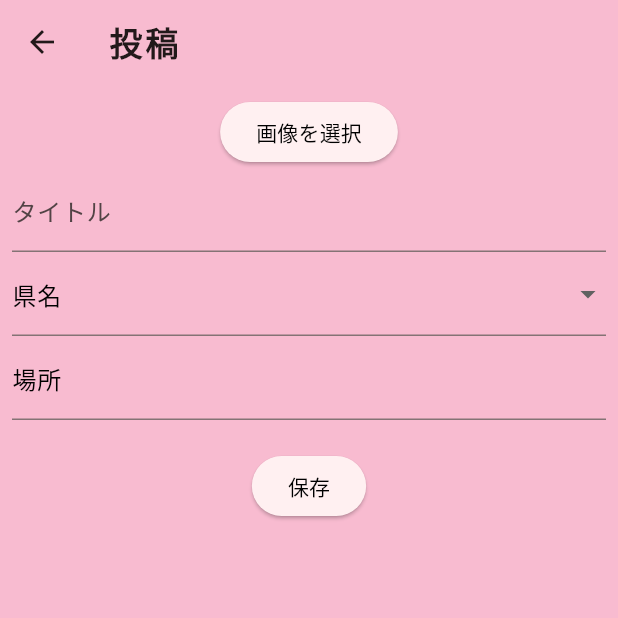
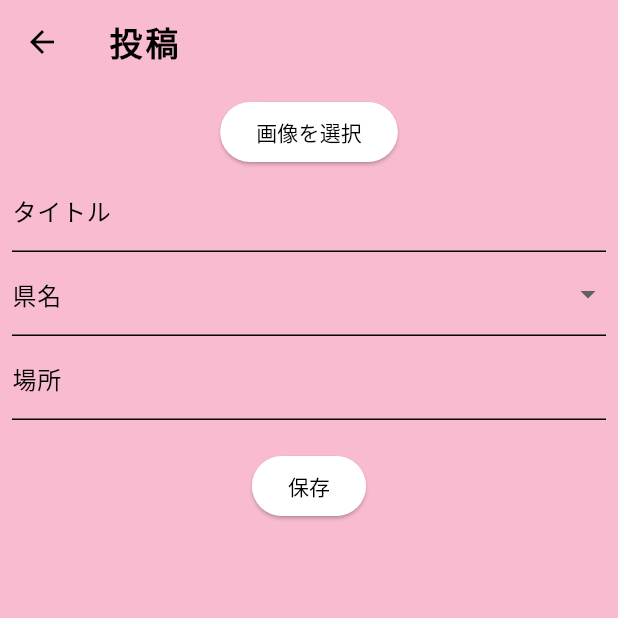
Before and after one commit to HikaruKusanagi27/nekospot_app, a Flutter app: the PostPage screen opened directly, on a phone screen of 412 x 824 dp, the top half of it. Run offline on Flutter 3.47's test engine with Material 3 defaults, Android fonts, the phone set to English and light mode, and no system bars; our stand-ins replace cloud_firestore, firebase_core, firebase_storage, flutter_riverpod, freezed_annotation, image_picker; accounts and stored records are empty.

Commit message:
no message

```diff
--- a/lib/post_page.dart
+++ b/lib/post_page.dart
@@ -128,7 +128,7 @@ class _PostPageState extends State<PostPage> {
                     controller: _nameController,
                     decoration: InputDecoration(
                       labelText: 'タイトル',
-                      labelStyle: TextStyle(color: ),
+                      labelStyle: TextStyle(color: textColor),
                       focusedBorder: UnderlineInputBorder(
                         borderSide: BorderSide(color: textColor),
                       ),
```
Also changed, not shown: lib/main.dart (+11 -1 lines).
